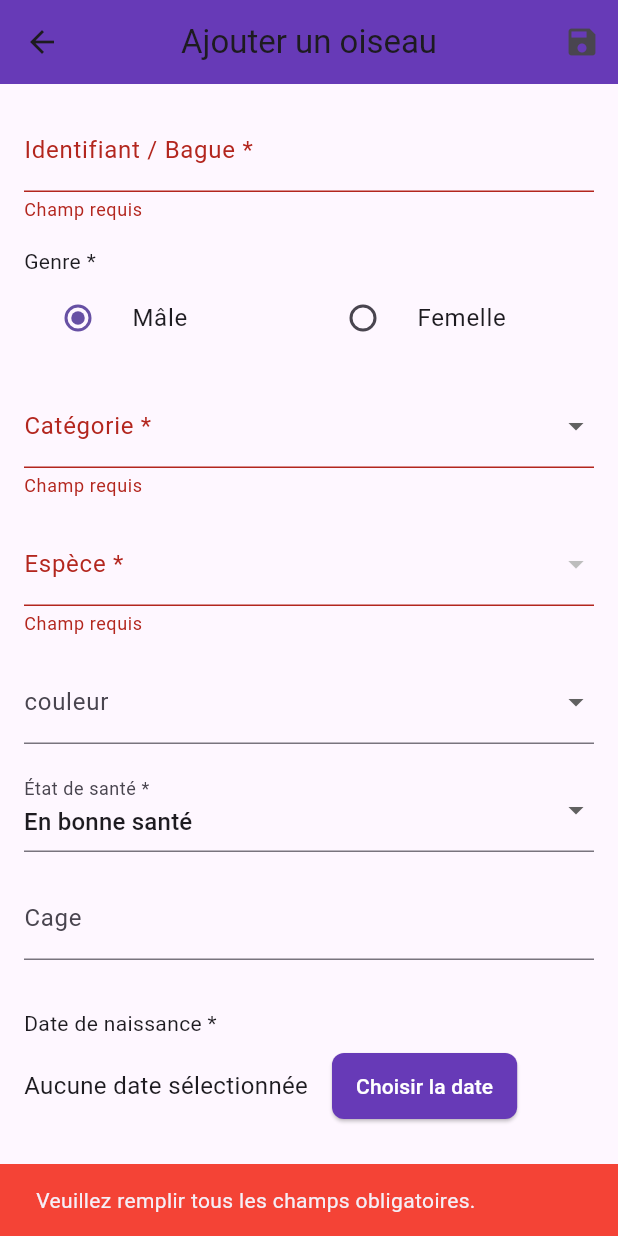
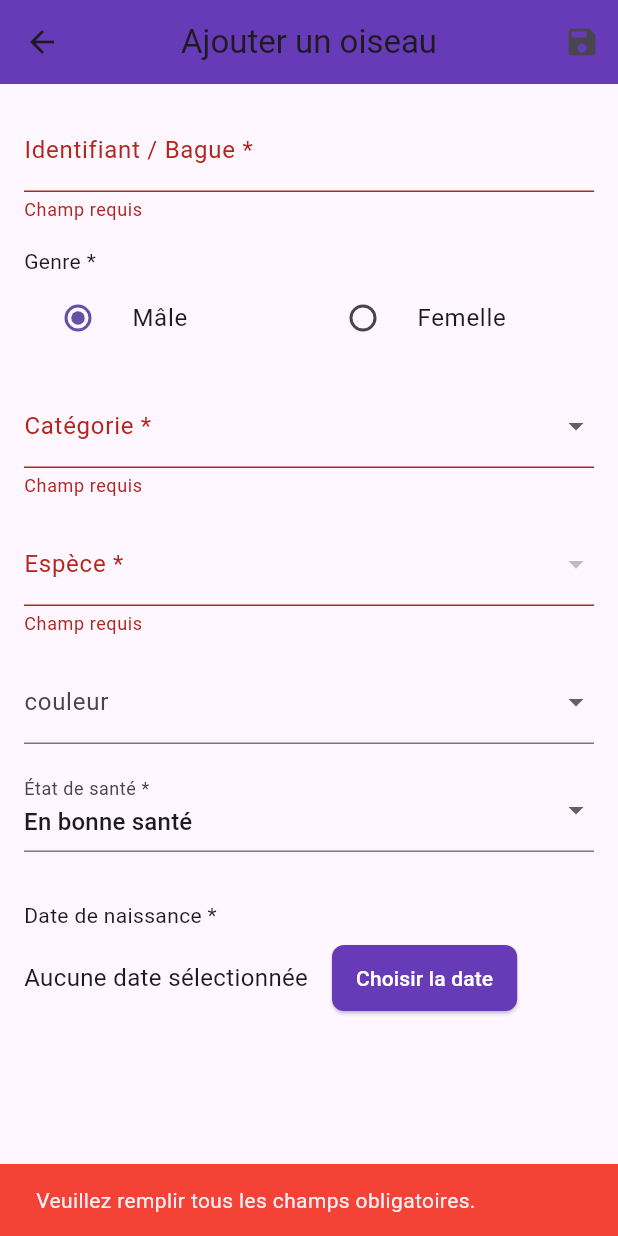
Before and after one commit to devchouaieb/app_volailles, a Flutter app: the AddBirdPage screen opened directly with empty values, after a tap on the "save" icon, on a phone screen of 412 x 824 dp. Run offline on Flutter 3.47's test engine with Material 3 defaults, Android fonts, the phone set to English and light mode, and no system bars; our stand-ins replace app_links, fl_chart, shared_preferences; accounts and stored records are empty.

Commit message:
fix bird  ,cage details

```diff
--- a/flutter/lib/models/bird.dart
+++ b/flutter/lib/models/bird.dart
@@ -4,8 +4,9 @@ class Bird {
   final String? id; // Changé de int à String? pour MongoDB _id
   final String identifier;
   String gender;
+  String category ;
   String species;
-  String variety;
+  String color;
   String status;
   String cageNumber;
   String? cage ;
@@ -27,8 +28,9 @@ class Bird {
     this.id,
     required this.identifier,
     required this.gender,
+    required this.category,
     required this.species,
-    required this.variety,
+    required this.color,
     required this.status,
     required this.cageNumber,
     this.cage,
@@ -51,8 +53,9 @@ class Bird {
     final map = {
       'identifier': identifier,
       'gender': gender,
+      'category': category,
       'species': species,
-      'variety': variety,
+      'color': color,
       'status': status,
       'cageNumber': cageNumber,
       'birthDate': birthDate,
@@ -112,8 +115,9 @@ class Bird {
       id: json['_id'],
       identifier: json['identifier'],
       gender: json['gender'] ?? 'unknown',
-      species: json['species'],
-      variety: json['variety'] ?? '',
+      category: json['category'] ?? '',
+      species: json['species'] ?? '',
+      color: json['color'] ?? '',
       status: json['status'] ?? 'active',
       cageNumber: json['cageNumber'] ?? '',
       cage: json['cage'],
@@ -140,8 +144,9 @@ class Bird {
     String? id,
     String? identifier,
     String? gender,
+    String? category,
     String? species,
-    String? variety,
+    String? color,
     String? status,
     String? cage,
     String? birthDate,
@@ -158,8 +163,9 @@ class Bird {
       id: id ?? this.id,
       identifier: identifier ?? this.identifier,
       gender: gender ?? this.gender,
+      category: category ?? this.category,
       species: species ?? this.species,
-      variety: variety ?? this.variety,
+      color: color ?? this.color,
       status: status ?? this.status,
       cageNumber: cage ?? this.cageNumber,
       birthDate: birthDate ?? this.birthDate,
--- a/flutter/lib/pages/add_bird.dart
+++ b/flutter/lib/pages/add_bird.dart
@@ -57,7 +57,7 @@ class _AddBirdPageState extends State<AddBirdPage> {
       _identifier = b.identifier;
       _gender = b.gender;
       _selectedSpecies = b.species;
-      _selectedVariety = b.variety;
+      _selectedVariety = b.color;
       _selectedStatus = _convertOldStatusToNew(
         b.status,
       ); // Conversion de l'état
@@ -116,8 +116,9 @@ class _AddBirdPageState extends State<AddBirdPage> {
           id: widget.bird?.id,
           identifier: _identifier.trim(),
           gender: _gender,
+          category: _selectedCategory!,
           species: _selectedSpecies!,
-          variety: _selectedVariety.trim(),
+          color: _selectedVariety.trim(),
           status: _selectedStatus!,
           cageNumber: _cage.trim(),
           birthDate: _birthDate!.toIso8601String(),
@@ -279,12 +280,12 @@ class _AddBirdPageState extends State<AddBirdPage> {
               validator: (value) => value == null ? 'Champ requis' : null,
               onChanged: (value) => setState(() => _selectedStatus = value),
             ),
-            const SizedBox(height: 16),
+          /*  const SizedBox(height: 16),
             TextFormField(
               initialValue: _cage,
               decoration: const InputDecoration(labelText: 'Cage'),
               onSaved: (value) => _cage = value ?? '',
-            ),
+            ),*/
             const SizedBox(height: 16),
             if (widget.bird != null)
               TextFormField(
--- a/flutter/lib/pages/birds_for_sale_page.dart
+++ b/flutter/lib/pages/birds_for_sale_page.dart
@@ -79,7 +79,7 @@ class _BirdsForSalePageState extends State<BirdsForSalePage> {
         result['nationalId'],
         result['fullName'],
         buyerPhone: result['phone'],
-        finalPrice: result['price'],
+        soldPrice: result['price'],
       );
 
       // Add the purchased bird to the user's collection
@@ -137,7 +137,7 @@ class _BirdsForSalePageState extends State<BirdsForSalePage> {
                 style: const TextStyle(fontWeight: FontWeight.bold),
               ),
               Text('Espèce: ${bird.species}'),
-              Text('Variété: ${bird.variety}'),
+              Text('Variété: ${bird.color}'),
               Text('Prix demandé: ${bird.askingPrice} DT'),
               const SizedBox(height: 16),
               TextFormField(
@@ -296,7 +296,7 @@ class _BirdsForSalePageState extends State<BirdsForSalePage> {
                         children: [
                           const SizedBox(height: 4),
                           Text('Espèce: ${bird.species}'),
-                          Text('Variété: ${bird.variety}'),
+                          Text('Variété: ${bird.color}'),
                           Text('Genre: ${bird.gender}'),
                           Text('Prix demandé: ${bird.askingPrice} DT'),
                         ],
--- a/flutter/lib/pages/cages_page.dart
+++ b/flutter/lib/pages/cages_page.dart
@@ -176,7 +176,7 @@ class _CagesPageState extends State<CagesPage> {
 
     final Cage? newCage = await showDialog<Cage>(
       context: context,
-      builder: (_) => AddCageDialog(birds: widget.birds),
+      builder: (_) => AddCageDialog(birds: widget.birds.where((bird) => bird.cage == null).toList()),
     );
 
     if (newCage != null) {
--- a/flutter/lib/pages/purchases_page.dart
+++ b/flutter/lib/pages/purchases_page.dart
@@ -71,8 +71,9 @@ class _PurchasesPageState extends State<PurchasesPage> {
 
       final bird = Bird(
         identifier: _identifierController.text,
+        category: 'bird',
         species: _selectedSpecies!,
-        variety: _selectedVariety,
+        color: _selectedVariety,
         gender: _gender,
         birthDate: _birthDate?.toIso8601String() ?? '',
         cageNumber: _cageController.text,
--- a/flutter/lib/services/bird_transfer_service.dart
+++ b/flutter/lib/services/bird_transfer_service.dart
@@ -40,7 +40,7 @@ class BirdTransferService {
     String buyerNationalId,
     String buyerFullName, {
     String? buyerPhone,
-    double? finalPrice,
+    double? soldPrice,
   }) async {
     try {
       print('🔄 Purchasing bird $birdId...');
@@ -50,7 +50,7 @@ class BirdTransferService {
           'fullName': buyerFullName,
           'phone': buyerPhone ?? '',
         },
-        'finalPrice': finalPrice,
+        'soldPrice': soldPrice,
         'forSale': false, // Remove from sale after purchase
         'status': 'Owned', // Update status to owned
       });
--- a/flutter/lib/widgets/app_drawer.dart
+++ b/flutter/lib/widgets/app_drawer.dart
@@ -94,7 +94,7 @@ class AppDrawer extends StatelessWidget {
             'Vendues',
             trailing: soldBirds.isNotEmpty ? soldBirds.length.toString() : null,
           ),
-          _buildDrawerItem(Icons.shopping_cart, 'Achats'),
+       //   _buildDrawerItem(Icons.shopping_cart, 'Achats'),
           _buildDrawerItem(Icons.store, 'Oiseaux à vendre'),
           _buildDrawerItem(Icons.bar_chart, 'Statistiques'),
           _buildDrawerItem(Icons.device_hub, 'Espèces'),
```
Also changed, not shown: flutter/lib/pages/bird_details_page.dart (+7 -6 lines), flutter/lib/pages/birds_page.dart (+4 -4 lines), flutter/lib/pages/cage_details_page.dart (+29 -2 lines), flutter/lib/pages/home_page.dart (+12 -11 lines), flutter/lib/pages/vendues_page.dart (+14 -3 lines).
